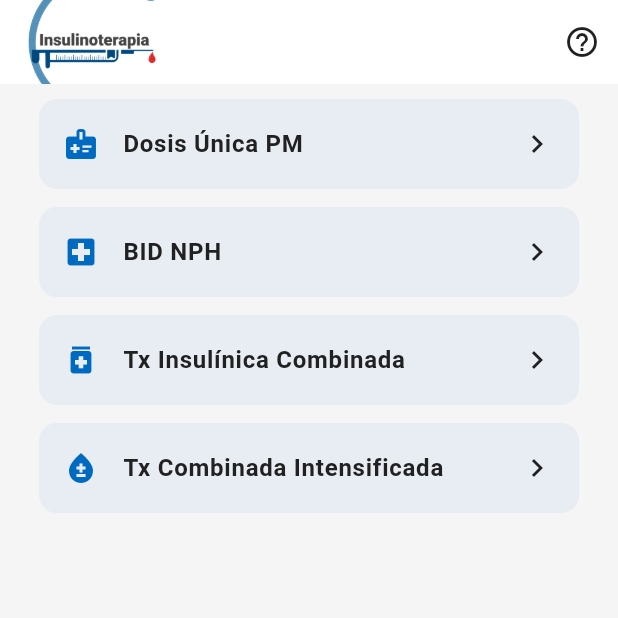
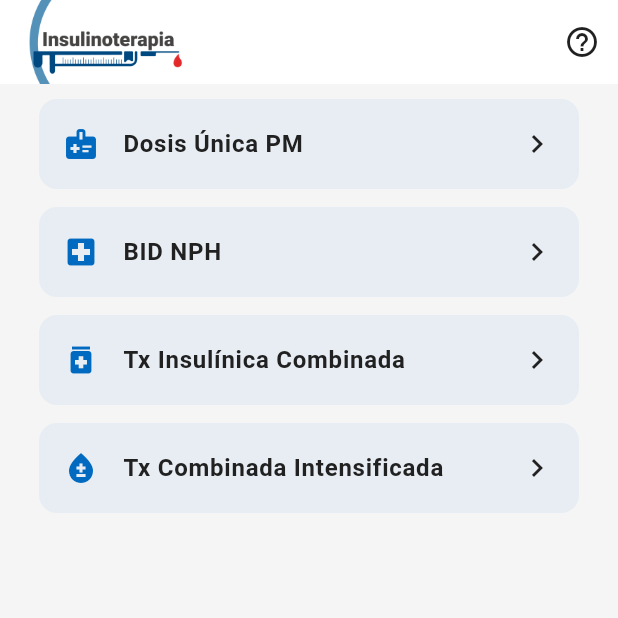
Before and after one commit to Nataly-Dev/insulinoterapia-app, a Flutter app: the HomeScreen screen opened by its route, on a phone screen of 412 x 824 dp, the top half of it. Run offline on Flutter 3.47's test engine with Material 3 defaults, Android fonts, the phone set to English and light mode, and no system bars; our stand-ins replace cloud_firestore, firebase_core, flutter_riverpod, go_router, shared_preferences; accounts and stored records are empty.

Commit message:
icons ios
icons ios verison 18

```diff
--- a/lib/screens/home/home_screen.dart
+++ b/lib/screens/home/home_screen.dart
@@ -16,7 +16,7 @@ class HomeScreen extends StatelessWidget {
         title: Row(
           children: [
             Padding(padding: const EdgeInsets.only(left: 16.0),
-              child: Image.asset('assets/icon/iconp.png',height: isTablet ? 115 : 100,fit: BoxFit.contain,),
+              child: Image.asset('assets/icon/iconp.png',height: isTablet ? 115 : 120,fit: BoxFit.contain,),
             ),
           ],
         ),
--- a/pubspec.yaml
+++ b/pubspec.yaml
@@ -2,7 +2,7 @@ name: insulinoterapia
 description: "A new Flutter project."
 publish_to: 'none'
 
-version: 1.0.0+17
+version: 1.0.0+18
 
 environment:
   sdk: ">=3.7.2 <4.0.0"
```
Also changed, not shown: 27 other files.
